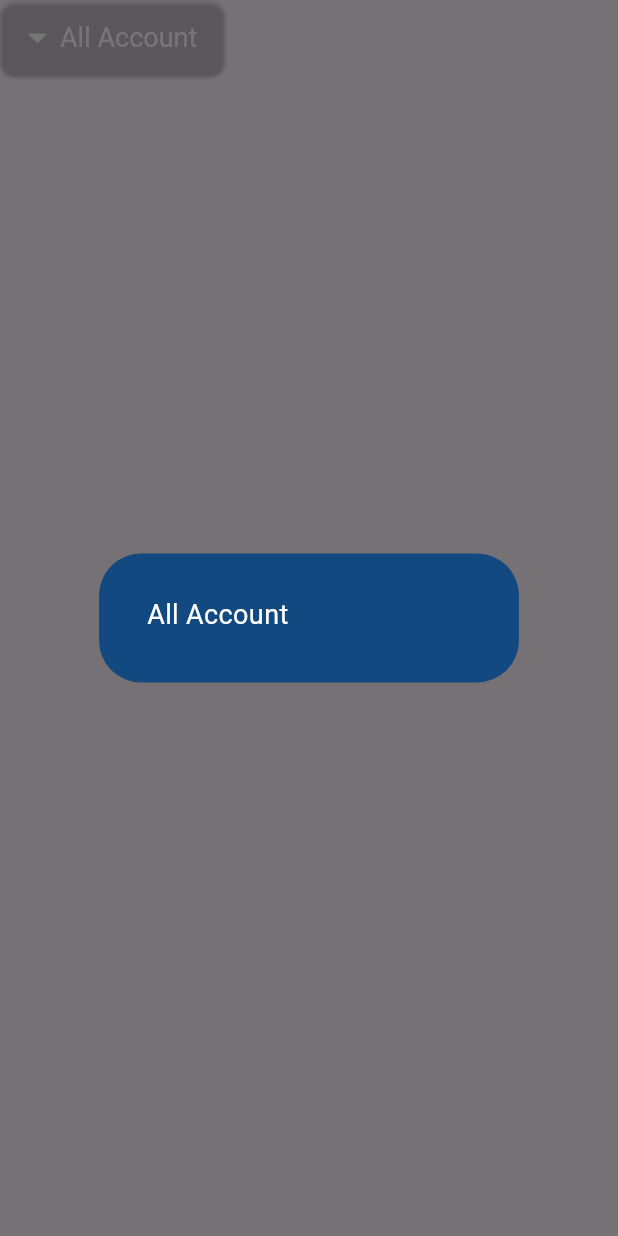
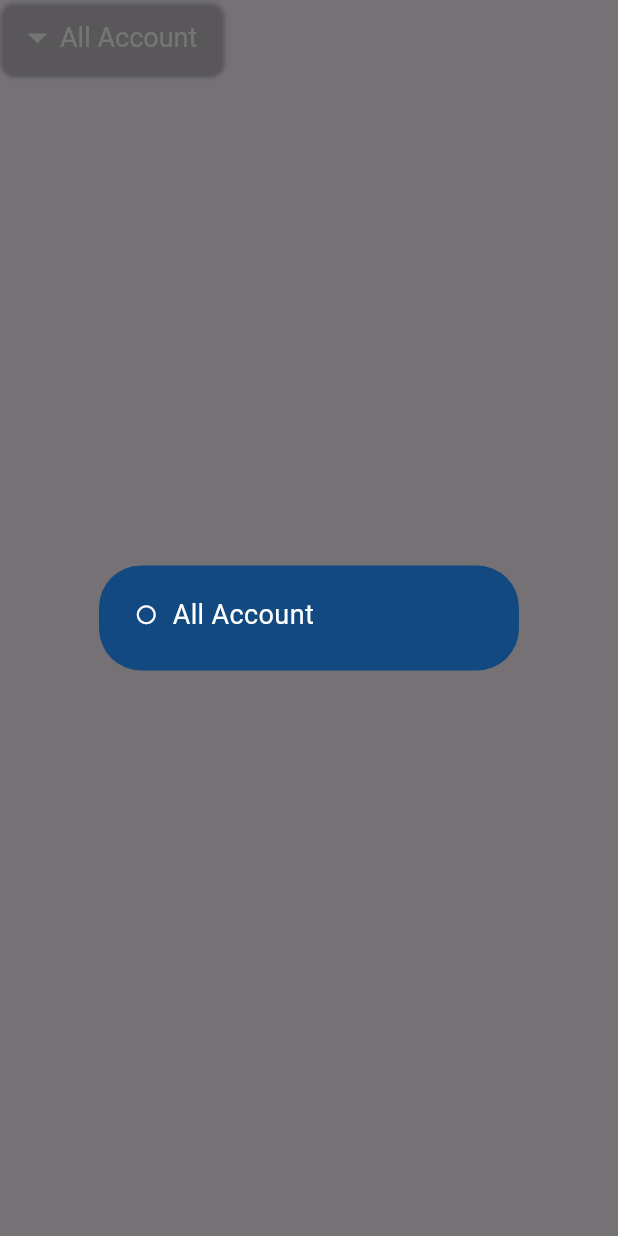
Before and after one commit to madushanka20161/money_manager, a Flutter app: the AccountSelectionDropdown widget shown alone on an empty page, opened directly, after a tap on "All Account", on a phone screen of 412 x 824 dp. Run offline on Flutter 3.47's test engine with Material 3 defaults, Android fonts, the phone set to English and light mode, and no system bars; our stand-ins replace fl_chart, google_sign_in, hive_flutter; accounts and stored records are empty.

Commit message:
enhanced acount selection dropdown UI

```diff
--- a/lib/widget/account/accoun_selection_dropdown.dart
+++ b/lib/widget/account/accoun_selection_dropdown.dart
@@ -116,8 +116,23 @@ class _AccountSelectionDropdownState extends State<AccountSelectionDropdown> {
         Navigator.pop(context);
       },
       child: Padding(
-        padding: const EdgeInsets.all(8.0),
-        child: Text("All Account", style: AppConfig.fontStyle),
+        padding: const EdgeInsets.fromLTRB(0, 0, 0, 0),
+        child: Row(
+          children: [
+            Padding(
+                padding: EdgeInsets.only(right: AppConfig.padding),
+                child: Icon(
+                  'All Account' == _selectedAccount
+                      ? Icons.circle
+                      : Icons.circle_outlined,
+                  color: AppConfig.fontColor,
+                  size: 15,
+                ),
+              ),
+            Text("All Account", style: AppConfig.fontStyle)
+          ],
+        )
+        // child: Text("All Account", style: AppConfig.fontStyle),
       ),
     );
   }
@@ -136,8 +151,22 @@ class _AccountSelectionDropdownState extends State<AccountSelectionDropdown> {
         Navigator.pop(context);
       },
       child: Padding(
-        padding: const EdgeInsets.all(8.0),
-        child: Text(capitalizeFirstLetter(account.name), style: AppConfig.fontStyle)
+        padding: const EdgeInsets.fromLTRB(0, 0, 0, 0),
+        child: Row(
+          children: [
+            Padding(
+                padding: EdgeInsets.only(right: AppConfig.padding),
+                child: Icon(
+                  capitalizeFirstLetter(account.name) == capitalizeFirstLetter(_selectedAccount ?? '')
+                      ? Icons.circle
+                      : Icons.circle_outlined,
+                  color: AppConfig.fontColor,
+                  size: 15,
+                ),
+              ),
+            Text(capitalizeFirstLetter(account.name), style: AppConfig.fontStyle),
+          ],
+        )
       ),
     );
   }
```
